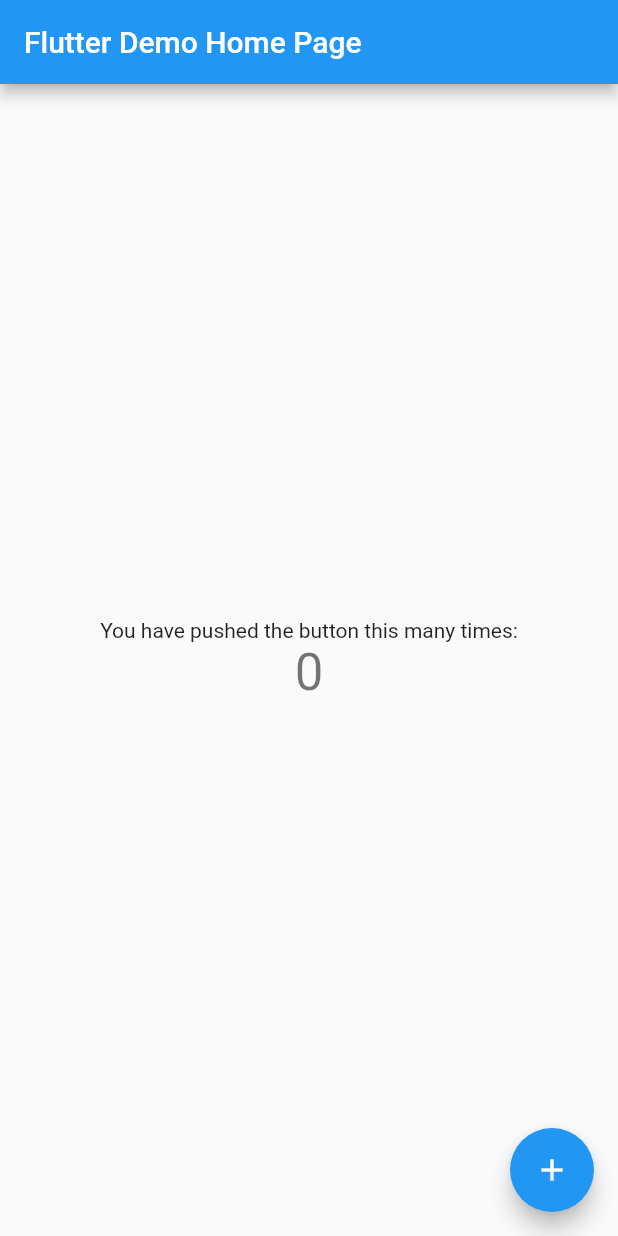
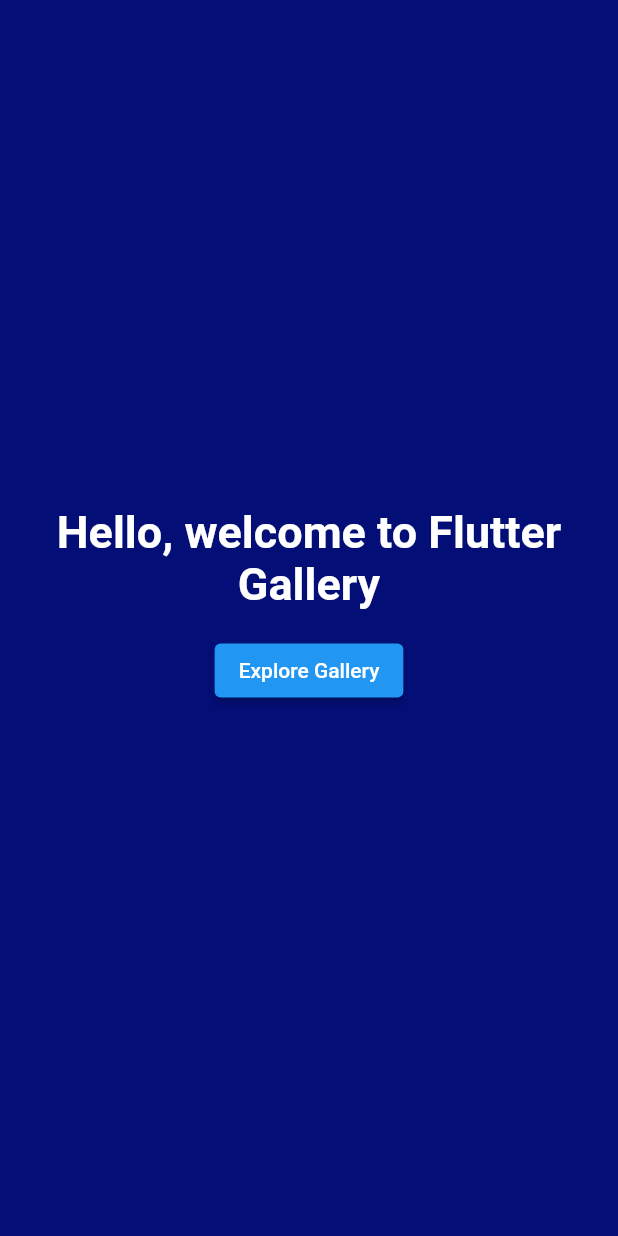
Before and after one commit to alvinmdj/flutter-gallery, a Flutter app: the screen it shows after launch, on a phone screen of 412 x 824 dp. Run offline on Flutter 3.47's test engine with Material 2 defaults, Android fonts, the phone set to English and light mode, and no system bars.

Commit message:
add welcome screen

```diff
--- a/lib/main.dart
+++ b/lib/main.dart
@@ -10,9 +10,9 @@
   @override
   Widget build(BuildContext context) {
     return MaterialApp(
-      title: 'Flutter Demo',
-      theme: ThemeData(),
-      home: const MainScreen(title: 'Flutter Demo Home Page'),
+      title: 'Flutter Gallery',
+      theme: ThemeData(scaffoldBackgroundColor: const Color(0xFFEEEEEE)),
+      home: const MainScreen(),
     );
   }
 }
--- a/lib/main_screen.dart
+++ b/lib/main_screen.dart
@@ -1,86 +1,58 @@
 import 'package:flutter/material.dart';
+import 'package:flutter_gallery/list_screen.dart';
 
-class MainScreen extends StatefulWidget {
-  const MainScreen({Key? key, required this.title}) : super(key: key);
-
-  // This widget is the home page of your application. It is stateful, meaning
-  // that it has a State object (defined below) that contains fields that affect
-  // how it looks.
-
-  // This class is the configuration for the state. It holds the values (in this
-  // case the title) provided by the parent (in this case the App widget) and
-  // used by the build method of the State. Fields in a Widget subclass are
-  // always marked "final".
-
-  final String title;
-
-  @override
-  State<MainScreen> createState() => _MainScreenState();
-}
-
-class _MainScreenState extends State<MainScreen> {
-  int _counter = 0;
-
-  void _incrementCounter() {
-    setState(() {
-      // This call to setState tells the Flutter framework that something has
-      // changed in this State, which causes it to rerun the build method below
-      // so that the display can reflect the updated values. If we changed
-      // _counter without calling setState(), then the build method would not be
-      // called again, and so nothing would appear to happen.
-      _counter++;
-    });
-  }
+class MainScreen extends StatelessWidget {
+  const MainScreen({Key? key}) : super(key: key);
 
   @override
   Widget build(BuildContext context) {
-    // This method is rerun every time setState is called, for instance as done
-    // by the _incrementCounter method above.
-    //
-    // The Flutter framework has been optimized to make rerunning build methods
-    // fast, so that you can just rebuild anything that needs updating rather
-    // than having to individually change instances of widgets.
     return Scaffold(
-      appBar: AppBar(
-        // Here we take the value from the MainScreen object that was created by
-        // the App.build method, and use it to set our appbar title.
-        title: Text(widget.title),
+      body: LayoutBuilder(
+        builder: (BuildContext context, BoxConstraints constraints) {
+            return const WelcomePage();
+        }
       ),
+    );
+  }
+}
+
+class WelcomePage extends StatelessWidget {
+  const WelcomePage({Key? key}) : super(key: key);
+
+  @override
+  Widget build(BuildContext context) {
+    return Scaffold(
+      backgroundColor: const Color.fromARGB(255, 3, 14, 118),
       body: Center(
-        // Center is a layout widget. It takes a single child and positions it
-        // in the middle of the parent.
         child: Column(
-          // Column is also a layout widget. It takes a list of children and
-          // arranges them vertically. By default, it sizes itself to fit its
-          // children horizontally, and tries to be as tall as its parent.
-          //
-          // Invoke "debug painting" (press "p" in the console, choose the
-          // "Toggle Debug Paint" action from the Flutter Inspector in Android
-          // Studio, or the "Toggle Debug Paint" command in Visual Studio Code)
-          // to see the wireframe for each widget.
-          //
-          // Column has various properties to control how it sizes itself and
-          // how it positions its children. Here we use mainAxisAlignment to
-          // center the children vertically; the main axis here is the vertical
-          // axis because Columns are vertical (the cross axis would be
-          // horizontal).
           mainAxisAlignment: MainAxisAlignment.center,
+          crossAxisAlignment:  CrossAxisAlignment.center,
           children: <Widget>[
-            const Text(
-              'You have pushed the button this many times:',
+            const Center(
+              child: Text(
+                'Hello, welcome to Flutter Gallery',
+                textAlign: TextAlign.center,
+                style: TextStyle(
+                  fontSize: 30.0,
+                  color: Colors.white,
+                  fontWeight: FontWeight.bold,
+                ),
+              ),
             ),
-            Text(
-              '$_counter',
-              style: Theme.of(context).textTheme.headline4,
-            ),
+            Container(
+              margin: const EdgeInsets.all(16),
+              child: ElevatedButton(
+                onPressed: () {
+                  Navigator.push(context, MaterialPageRoute(builder: (context) {
+                    return const ListScreen();
+                  }));
+                },
+                child: const Text('Explore Gallery'),
+              ),
+            )
           ],
         ),
       ),
-      floatingActionButton: FloatingActionButton(
-        onPressed: _incrementCounter,
-        tooltip: 'Increment',
-        child: const Icon(Icons.add),
-      ), // This trailing comma makes auto-formatting nicer for build methods.
     );
   }
 }
```
